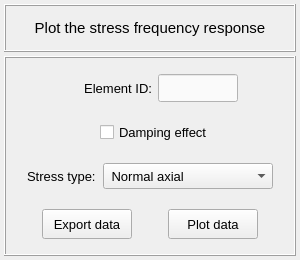
The window that pulse/interface/data/ui_files/plots/results/structural/get_stresses_for_harmonic_analysis.ui (open-pulse/OpenPulse) describes before a commit, drawn with Qt 5.
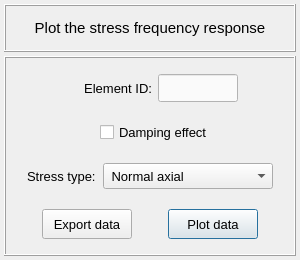
The same window after the commit.

The edit to the form file:
```diff
--- a/pulse/interface/data/ui_files/plots/results/structural/get_stresses_for_harmonic_analysis.ui
+++ b/pulse/interface/data/ui_files/plots/results/structural/get_stresses_for_harmonic_analysis.ui
@@ -647,6 +647,9 @@
            <property name="text">
             <string>Plot data</string>
            </property>
+           <property name="default">
+            <bool>true</bool>
+           </property>
           </widget>
          </item>
          <item row="0" column="1">
```
Left out of the diff: 7 changed lines with no effect on the pictures.
